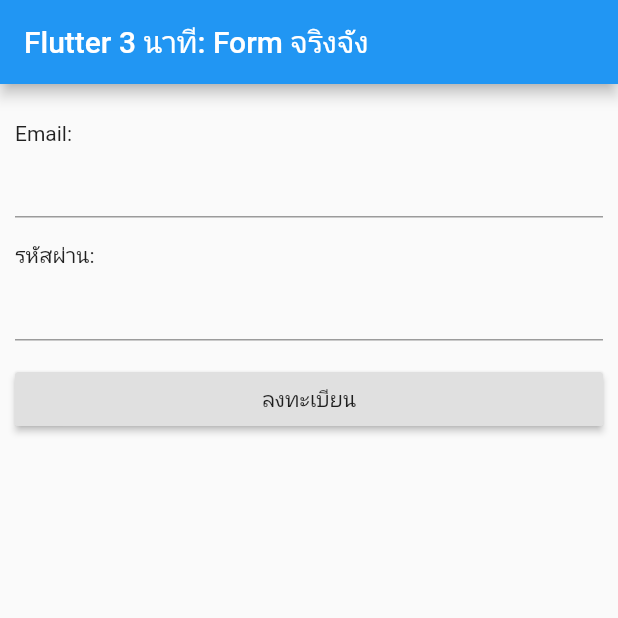
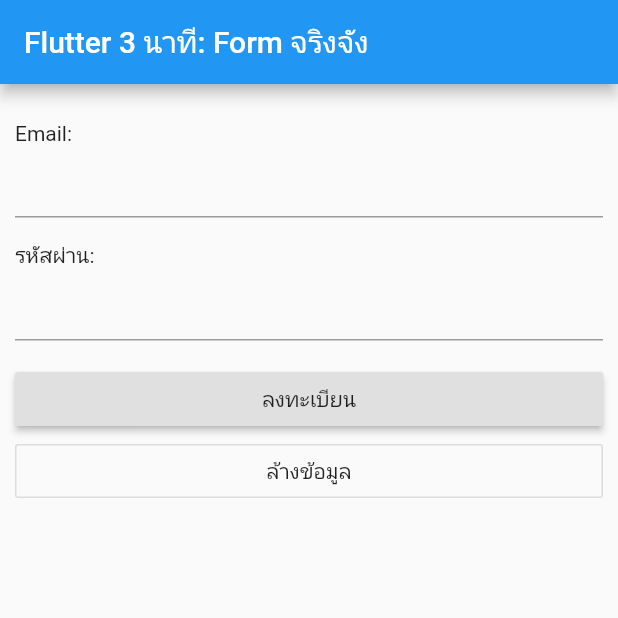
Before and after one commit to teerasej/nextflow_widget_today_form_1, a Flutter app: the screen it shows after launch, on a phone screen of 412 x 824 dp, the top half of it. Run offline on Flutter 3.47's test engine with Material 2 defaults, Android fonts, the phone set to English and light mode, and no system bars.

Commit message:
add clear button

```diff
--- a/lib/main.dart
+++ b/lib/main.dart
@@ -86,6 +86,18 @@ class _MyHomePageState extends State<MyHomePage> {
                       ),
                     ],
                   ),
+                  Row(
+                    children: <Widget>[
+                      Expanded(
+                        child: OutlineButton(
+                          onPressed: () {
+                            _formKey.currentState.reset();
+                          },
+                          child: Text('ล้างข้อมูล'),
+                        ),
+                      ),
+                    ],
+                  )
                 ],
               )),
         ));
```
